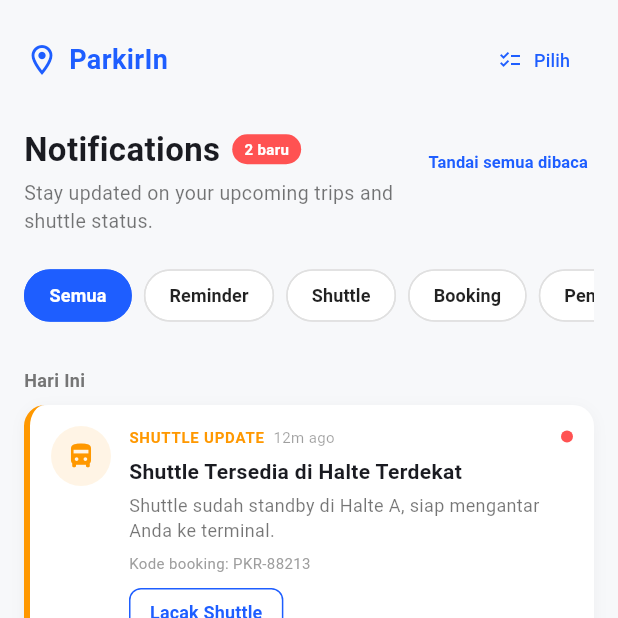
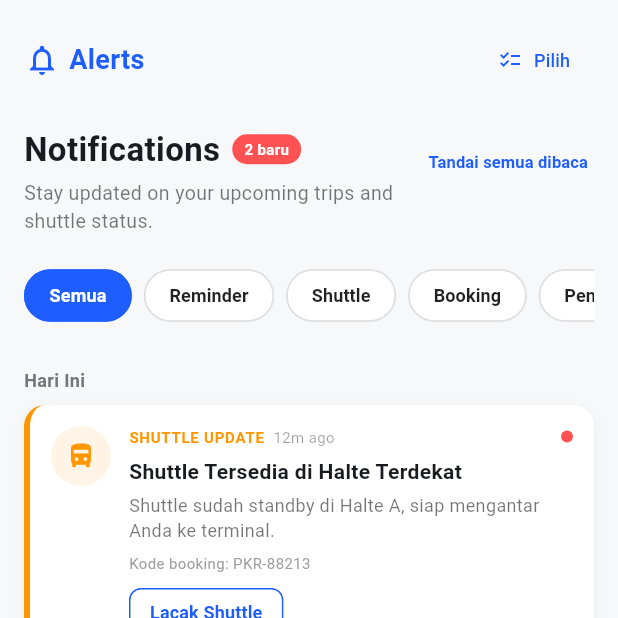
Before and after one commit to RakhaRajendraPC/ParkirIn, a Flutter app: the NotificationsScreen screen opened directly, on a phone screen of 412 x 824 dp, the top half of it. Run offline on Flutter 3.47's test engine with Material 3 defaults, Android fonts, the phone set to English and light mode, and no system bars; our stand-ins replace pdf, printing, qr_flutter, shared_preferences; accounts and stored records are empty; network calls fail.

Commit message:
Update project dan penambahan file baru

```diff
--- a/lib/screens/auth_screen.dart
+++ b/lib/screens/auth_screen.dart
@@ -65,7 +65,7 @@
               const SizedBox(height: 40),
               const Row(
                 children: [
-                  Icon(Icons.location_on, color: primaryBlue, size: 32),
+                  Icon(Icons.airport_shuttle, color: primaryBlue, size: 32),
                   SizedBox(width: 8),
                   Text(
                     'ParkirIn',
--- a/lib/screens/notifications_screen.dart
+++ b/lib/screens/notifications_screen.dart
@@ -4,6 +4,8 @@
 import '../services/notification_repository.dart';
 //import '../services/notification_preferences.dart';
 import '../services/booking_repository.dart';
+import '../services/app_settings.dart';
+import '../utils/app_colors.dart';
 import 'booking_detail_screen.dart';
 import 'shuttle_tracking_screen.dart';
 
@@ -15,8 +17,6 @@
 }
 
 class _NotificationsScreenState extends State<NotificationsScreen> {
-  static const Color primaryBlue = Color(0xFF1E5EFF);
-
   final NotificationRepository _repo = NotificationRepository.instance;
   AlertCategory _selected = AlertCategory.all;
   bool _selectionMode = false;
@@ -26,11 +26,13 @@
   void initState() {
     super.initState();
     _repo.addListener(_onChanged);
+    AppSettings.instance.addListener(_onChanged);
   }
 
   @override
   void dispose() {
     _repo.removeListener(_onChanged);
+    AppSettings.instance.removeListener(_onChanged);
     super.dispose();
   }
 
@@ -44,7 +46,10 @@
     return base.where((n) => n.type.category == _selected).toList();
   }
 
-  /// Kelompokkan notifikasi ke bucket tanggal: Hari Ini, Kemarin, Minggu Ini, Lebih Lama.
+  /// Kelompokkan notifikasi ke bucket tanggal. Kunci di sini SENGAJA
+  /// tetap dalam identifier bahasa Inggris tidak berubah (today/yesterday/
+  /// week/older), supaya logika grouping stabil terlepas dari bahasa
+  /// yang aktif. Label yang ditampilkan diterjemahkan lewat _groupLabel().
   Map<String, List<AppNotification>> get _grouped {
     final now = DateTime.now();
     final today = DateTime(now.year, now.month, now.day);
@@ -52,26 +57,39 @@
     final weekAgo = today.subtract(const Duration(days: 7));
 
     final Map<String, List<AppNotification>> groups = {
-      'Hari Ini': [],
-      'Kemarin': [],
-      'Minggu Ini': [],
-      'Lebih Lama': [],
+      'today': [],
+      'yesterday': [],
+      'week': [],
+      'older': [],
     };
 
     for (final n in _filtered) {
       final d = DateTime(n.timestamp.year, n.timestamp.month, n.timestamp.day);
       if (d == today) {
-        groups['Hari Ini']!.add(n);
+        groups['today']!.add(n);
       } else if (d == yesterday) {
-        groups['Kemarin']!.add(n);
+        groups['yesterday']!.add(n);
       } else if (d.isAfter(weekAgo)) {
-        groups['Minggu Ini']!.add(n);
+        groups['week']!.add(n);
       } else {
-        groups['Lebih Lama']!.add(n);
+        groups['older']!.add(n);
       }
     }
     groups.removeWhere((key, value) => value.isEmpty);
     return groups;
+  }
+
+  String _groupLabel(String key) {
+    switch (key) {
+      case 'today':
+        return AppStrings.t('notif_group_today');
+      case 'yesterday':
+        return AppStrings.t('notif_group_yesterday');
+      case 'week':
+        return AppStrings.t('notif_group_week');
+      default:
+        return AppStrings.t('notif_group_older');
+    }
   }
 
   void _toggleSelectionMode() {
@@ -178,7 +196,7 @@
                       SliverToBoxAdapter(
                         child: Padding(
                           padding: const EdgeInsets.fromLTRB(16, 8, 16, 8),
-                          child: Text(entry.key,
+                          child: Text(_groupLabel(entry.key),
                               style: TextStyle(
                                   fontSize: 12,
                                   fontWeight: FontWeight.bold,
@@ -230,11 +248,12 @@
                           onPressed: _bulkMarkRead,
                           icon: const Icon(Icons.mark_email_read_outlined,
                               size: 16),
-                          label: Text('Tandai Dibaca (${_selectedIds.length})',
+                          label: Text(
+                              '${AppStrings.t('notif_mark_read_btn')} (${_selectedIds.length})',
                               style: const TextStyle(fontSize: 12)),
                           style: OutlinedButton.styleFrom(
-                              foregroundColor: primaryBlue,
-                              side: const BorderSide(color: primaryBlue)),
+                              foregroundColor: AppColors.primary,
+                              side: BorderSide(color: AppColors.primary)),
                         ),
                       ),
                       const SizedBox(width: 8),
@@ -242,7 +261,8 @@
                         child: ElevatedButton.icon(
                           onPressed: _bulkDelete,
                           icon: const Icon(Icons.delete_outline, size: 16),
-                          label: Text('Hapus (${_selectedIds.length})',
+                          label: Text(
+                              '${AppStrings.t('notif_delete_btn')} (${_selectedIds.length})',
                               style: const TextStyle(fontSize: 12)),
                           style: ElevatedButton.styleFrom(
                               backgroundColor: Colors.redAccent,
@@ -263,12 +283,12 @@
       mainAxisAlignment: MainAxisAlignment.spaceBetween,
       children: [
         Row(
-          children: const [
-            Icon(Icons.location_on_outlined, color: primaryBlue),
-            SizedBox(width: 6),
-            Text('ParkirIn',
+          children: [
+            Icon(Icons.notifications_none, color: AppColors.primary),
+            const SizedBox(width: 6),
+            Text(AppStrings.t('notif_appbar_title'),
                 style: TextStyle(
-                    color: primaryBlue,
+                    color: AppColors.primary,
                     fontWeight: FontWeight.bold,
                     fontSize: 18)),
           ],
@@ -276,7 +296,10 @@
         TextButton.icon(
           onPressed: _toggleSelectionMode,
           icon: Icon(_selectionMode ? Icons.close : Icons.checklist, size: 16),
-          label: Text(_selectionMode ? 'Batal' : 'Pilih',
+          label: Text(
+              _selectionMode
+                  ? AppStrings.t('notif_batal')
+                  : AppStrings.t('notif_pilih'),
               style: const TextStyle(fontSize: 12)),
         ),
       ],
@@ -297,9 +320,10 @@
                 spacing: 8,
                 runSpacing: 4,
                 children: [
-                  const Text(
-                    'Notifications',
-                    style: TextStyle(fontSize: 22, fontWeight: FontWeight.bold),
+                  Text(
+                    AppStrings.t('notif_title'),
+                    style: const TextStyle(
+                        fontSize: 22, fontWeight: FontWeight.bold),
                   ),
                   if (unread > 0)
                     Container(
@@ -308,7 +332,8 @@
                       decoration: BoxDecoration(
                           color: Colors.redAccent,
                           borderRadius: BorderRadius.circular(20)),
-                      child: Text('$unread baru',
+                      child: Text(
+                          '$unread ${AppStrings.t('notif_new_badge_suffix')}',
                           style: const TextStyle(
                               color: Colors.white,
                               fontSize: 10,
@@ -317,9 +342,8 @@
                 ],
               ),
               const SizedBox(height: 4),
-              const Text(
-                  'Stay updated on your upcoming trips and shuttle status.',
-                  style: TextStyle(fontSize: 13, color: Colors.black54)),
+              Text(AppStrings.t('notif_subtitle'),
+                  style: const TextStyle(fontSize: 13, color: Colors.black54)),
             ],
           ),
         ),
@@ -328,11 +352,11 @@
             onPressed: () => _repo.markAllAsRead(),
             style: TextButton.styleFrom(
                 padding: const EdgeInsets.symmetric(horizontal: 4)),
-            child: const Text(
-              'Tandai semua dibaca',
+            child: Text(
+              AppStrings.t('notif_mark_all_read'),
               style: TextStyle(
                   fontSize: 11,
-                  color: primaryBlue,
+                  color: AppColors.primary,
                   fontWeight: FontWeight.w600),
               textAlign: TextAlign.end,
             ),
@@ -350,7 +374,7 @@
           label: Text(label),
           selected: selected,
           onSelected: (_) => setState(() => _selected = value),
-          selectedColor: primaryBlue,
+          selectedColor: AppColors.primary,
           backgroundColor: Colors.white,
           labelStyle: TextStyle(
               color: selected ? Colors.white : Colors.black87,
@@ -359,7 +383,7 @@
           shape: RoundedRectangleBorder(
               borderRadius: BorderRadius.circular(20),
               side: BorderSide(
-                  color: selected ? primaryBlue : Colors.grey.shade300)),
+                  color: selected ? AppColors.primary : Colors.grey.shade300)),
           showCheckmark: false,
         ),
       );
@@ -369,11 +393,11 @@
       scrollDirection: Axis.horizontal,
       child: Row(
         children: [
-          chip('Semua', AlertCategory.all),
-          chip('Reminder', AlertCategory.reminder),
-          chip('Shuttle', AlertCategory.shuttle),
-          chip('Booking', AlertCategory.booking),
-          chip('Penerbangan', AlertCategory.flight),
+          chip(AppStrings.t('notif_filter_semua'), AlertCategory.all),
+          chip(AppStrings.t('notif_filter_reminder'), AlertCategory.reminder),
+          chip(AppStrings.t('notif_filter_shuttle'), AlertCategory.shuttle),
+          chip(AppStrings.t('notif_filter_booking'), AlertCategory.booking),
+          chip(AppStrings.t('notif_filter_flight'), AlertCategory.flight),
         ],
       ),
     );
@@ -389,14 +413,13 @@
             Icon(Icons.notifications_off_outlined,
                 size: 56, color: Colors.grey.shade300),
             const SizedBox(height: 12),
-            Text('Belum ada notifikasi',
+            Text(AppStrings.t('notif_empty_title'),
                 style: TextStyle(
                     color: Colors.grey.shade500,
                     fontSize: 14,
                     fontWeight: FontWeight.w600)),
             const SizedBox(height: 4),
-            Text(
-                'Update booking, shuttle, dan penerbangan Anda\nakan muncul di sini.',
+            Text(AppStrings.t('notif_empty_sub'),
                 textAlign: TextAlign.center,
                 style: TextStyle(color: Colors.grey.shade400, fontSize: 12)),
           ],
@@ -435,13 +458,11 @@
       child: Container(
         padding: const EdgeInsets.all(14),
         decoration: BoxDecoration(
-          color: selected
-              ? const Color(0xFF1E5EFF).withOpacity(0.06)
-              : Colors.white,
+          color: selected ? AppColors.primary.withOpacity(0.06) : Colors.white,
           borderRadius: BorderRadius.circular(14),
           border: highlight
               ? Border(left: BorderSide(color: type.color, width: 4))
-              : (selected ? Border.all(color: const Color(0xFF1E5EFF)) : null),
+              : (selected ? Border.all(color: AppColors.primary) : null),
           boxShadow: [
             BoxShadow(
                 color: Colors.black.withOpacity(0.04),
@@ -456,7 +477,7 @@
               Checkbox(
                   value: selected,
                   onChanged: (_) => onTap(),
-                  activeColor: const Color(0xFF1E5EFF)),
+                  activeColor: AppColors.primary),
               const SizedBox(width: 4),
             ],
             Container(
@@ -486,7 +507,7 @@
                           decoration: BoxDecoration(
                               color: Colors.grey.shade200,
                               borderRadius: BorderRadius.circular(4)),
-                          child: Text('Fase 2',
+                          child: Text(AppStrings.t('notif_phase2_badge'),
                               style: TextStyle(
                                   fontSize: 8, color: Colors.grey.shade600)),
                         ),
@@ -517,7 +538,8 @@
                           fontSize: 12, color: Colors.black54, height: 1.4)),
                   if (item.bookingCode != null) ...[
                     const SizedBox(height: 6),
-                    Text('Kode booking: ${item.bookingCode}',
+                    Text(
+                        '${AppStrings.t('notif_booking_code_label')}${item.bookingCode}',
                         style: TextStyle(
                             fontSize: 10, color: Colors.grey.shade500)),
                   ],
@@ -528,8 +550,8 @@
                       child: OutlinedButton(
                         onPressed: onActionTap,
                         style: OutlinedButton.styleFrom(
-                          side: const BorderSide(color: Color(0xFF1E5EFF)),
-                          foregroundColor: const Color(0xFF1E5EFF),
+                          side: BorderSide(color: AppColors.primary),
+                          foregroundColor: AppColors.primary,
                           shape: RoundedRectangleBorder(
                               borderRadius: BorderRadius.circular(8)),
                           padding: const EdgeInsets.symmetric(horizontal: 14),
--- a/lib/screens/search_screen.dart
+++ b/lib/screens/search_screen.dart
@@ -58,7 +58,7 @@
           leadingWidth: 56,
           leading: Padding(
             padding: const EdgeInsets.only(left: 16),
-            child: Icon(Icons.location_on_outlined, color: AppColors.primary),
+            child: Icon(Icons.airport_shuttle, color: AppColors.primary),
           ),
           title: Text(
             AppStrings.t('search_appbar_title'),
--- a/lib/services/app_settings.dart
+++ b/lib/services/app_settings.dart
@@ -60,6 +60,17 @@
     'nav_bookings': 'Bookings',
     'nav_alerts': 'Alerts',
     'nav_profile': 'Profile',
+
+    'loc_facilities_title': 'Fasilitas Keamanan',
+    'loc_accessible_note':
+        'Lokasi ini ramah untuk lansia & pengguna kursi roda (dekat lift/gate).',
+    'loc_location_title': 'Lokasi',
+    'loc_per_night': ' / malam',
+    'loc_km_from_airport': 'km dari bandara',
+    'loc_select_slot_btn': 'Pilih Slot Ini',
+    'loc_reviews_title': 'Ulasan Pengguna',
+    'loc_reviews_suffix': 'ulasan',
+    'loc_no_reviews': 'Belum ada ulasan untuk lokasi ini.',
 
     // Search screen
     'search_appbar_title': 'ParkirIn',
@@ -155,6 +166,10 @@
         'Update booking, shuttle, dan penerbangan Anda\nakan muncul di sini.',
     'notif_mark_read_btn': 'Tandai Dibaca',
     'notif_delete_btn': 'Hapus',
+    'notif_appbar_title': 'Alerts',
+    'notif_new_badge_suffix': 'baru',
+    'notif_booking_code_label': 'Kode booking: ',
+    'notif_phase2_badge': 'Fase 2',
   };
 
   static const _en = {
@@ -249,5 +264,19 @@
         'Updates on your bookings, shuttle, and flight\nwill appear here.',
     'notif_mark_read_btn': 'Mark as Read',
     'notif_delete_btn': 'Delete',
+    'notif_appbar_title': 'Alerts',
+    'notif_new_badge_suffix': 'new',
+    'notif_booking_code_label': 'Booking code: ',
+    'notif_phase2_badge': 'Phase 2',
+    'loc_facilities_title': 'Security Facilities',
+    'loc_accessible_note':
+        'This location is elderly & wheelchair friendly (near lift/gate).',
+    'loc_location_title': 'Location',
+    'loc_per_night': ' / night',
+    'loc_km_from_airport': 'km from airport',
+    'loc_select_slot_btn': 'Select This Slot',
+    'loc_reviews_title': 'User Reviews',
+    'loc_reviews_suffix': 'reviews',
+    'loc_no_reviews': 'No reviews yet for this location.',
   };
 }
```
Also changed, not shown: lib/screens/bookings_screen.dart (+32 -29 lines), lib/screens/location_detail_screen.dart (+58 -35 lines), lib/screens/profile_screen.dart (+53 -36 lines).
